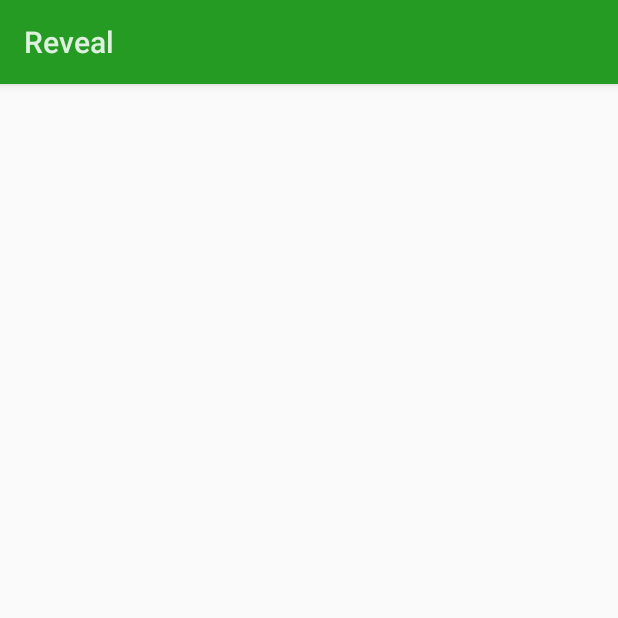
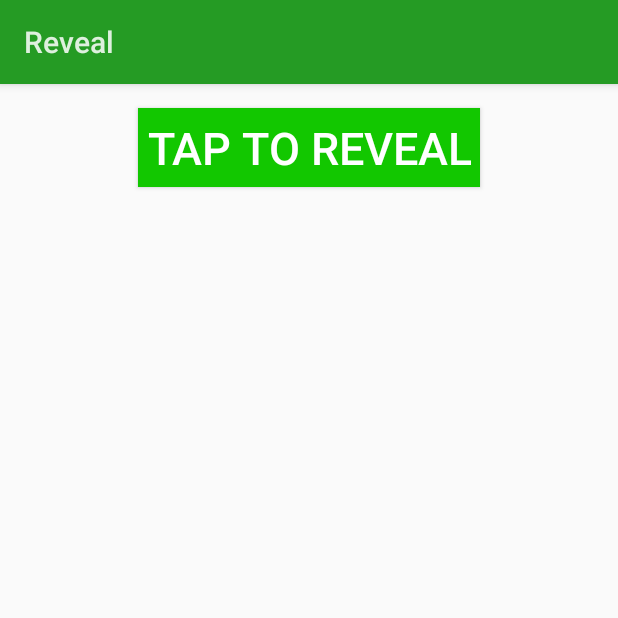
Before and after one commit to ToxicBakery/LollipopDemo, an Android app: the RevealActivity screen opened directly, with no data from a screen before it, on a phone screen of 412 x 824 dp, the top half of it. Run offline under Robolectric (Android 15) with nearby library versions, the phone set to English and light mode, and no system bars.

Commit message:
added reveal animations demo activity

```diff
--- /dev/null
+++ b/mobile/src/main/res/layout/activity_demo_reveal.xml
@@ -0,0 +1,31 @@
+<?xml version="1.0" encoding="utf-8"?>
+
+<RelativeLayout xmlns:android="http://schemas.android.com/apk/res/android"
+    android:orientation="vertical" android:layout_width="match_parent"
+    android:layout_height="match_parent">
+
+
+    <Button
+        android:layout_alignParentTop="true"
+        android:layout_centerHorizontal="true"
+        android:onClick="onRevealTapped"
+        android:layout_margin="@dimen/activity_vertical_margin"
+        android:padding="6dp"
+        android:textColor="@android:color/white"
+        android:background="@color/accent"
+        android:layout_width="wrap_content"
+        android:layout_height="wrap_content"
+        android:text="Tap to reveal"
+        android:id="@+id/button"
+        android:layout_gravity="center_horizontal" />
+
+    <ImageView
+        android:layout_centerInParent="true"
+        android:src="@drawable/butterfly"
+        android:visibility="invisible"
+        android:layout_width="wrap_content"
+        android:layout_height="wrap_content"
+        android:id="@+id/imageView"
+        android:layout_gravity="center_horizontal" />
+
+</RelativeLayout>
```
Also changed, not shown: mobile/src/main/java/com/ToxicBakery/lollipop/demo/RevealActivity.java (+77 -0 lines).
